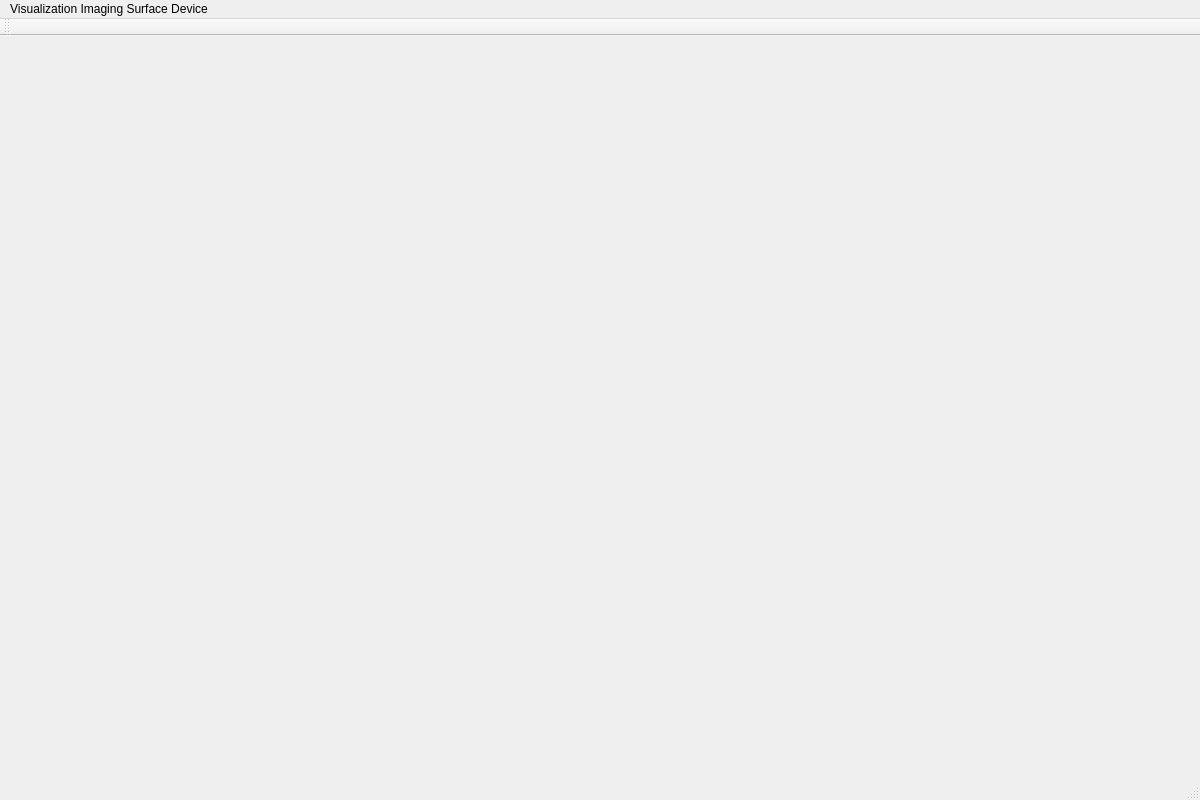
Above: server/server/mainwindow.ui from digitalinteraction/iris before the change. Below: the same form after it.
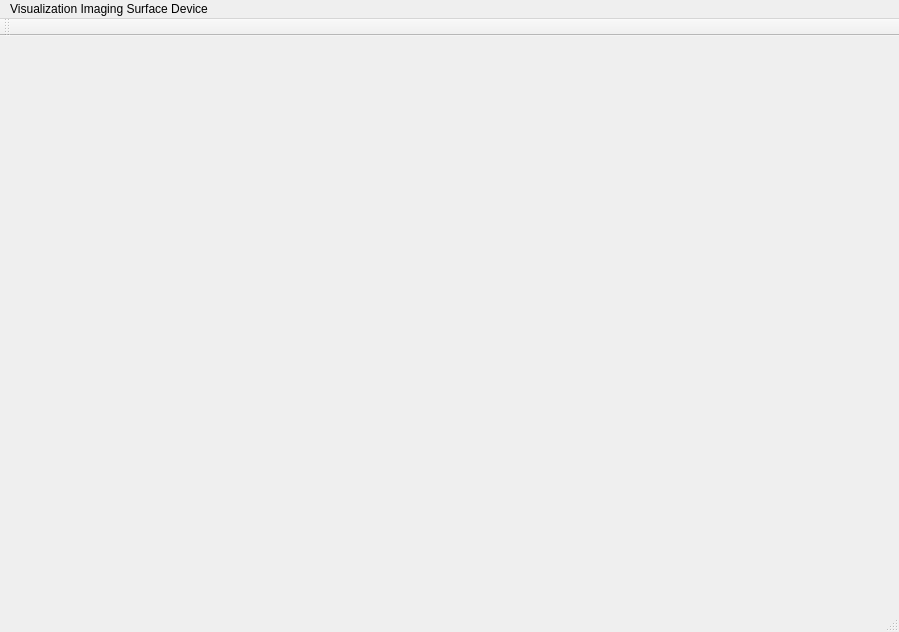
That is the form after the change.

The edit to the form file:
```diff
--- a/server/server/mainwindow.ui
+++ b/server/server/mainwindow.ui
@@ -6,8 +6,8 @@
    <rect>
     <x>0</x>
     <y>0</y>
-    <width>1200</width>
-    <height>800</height>
+    <width>899</width>
+    <height>632</height>
    </rect>
   </property>
   <property name="windowTitle">
@@ -19,7 +19,7 @@
     <rect>
      <x>0</x>
      <y>0</y>
-     <width>1200</width>
+     <width>899</width>
      <height>20</height>
     </rect>
    </property>
```
Left out of the diff: 14 changed lines with no effect on the pictures.
